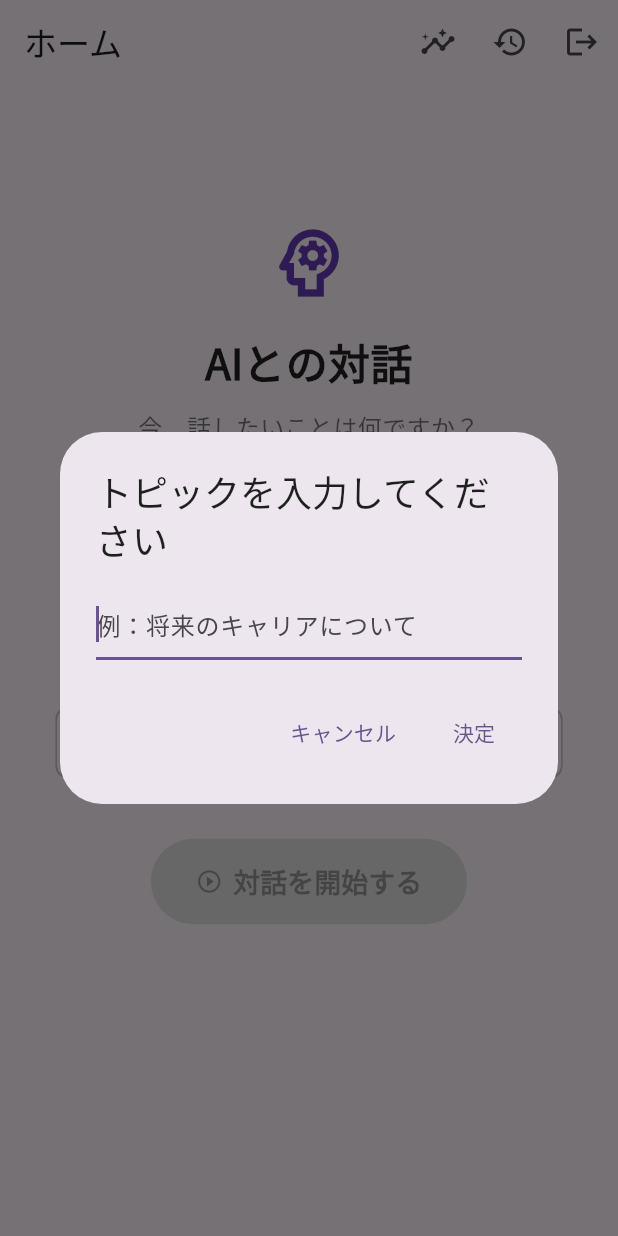
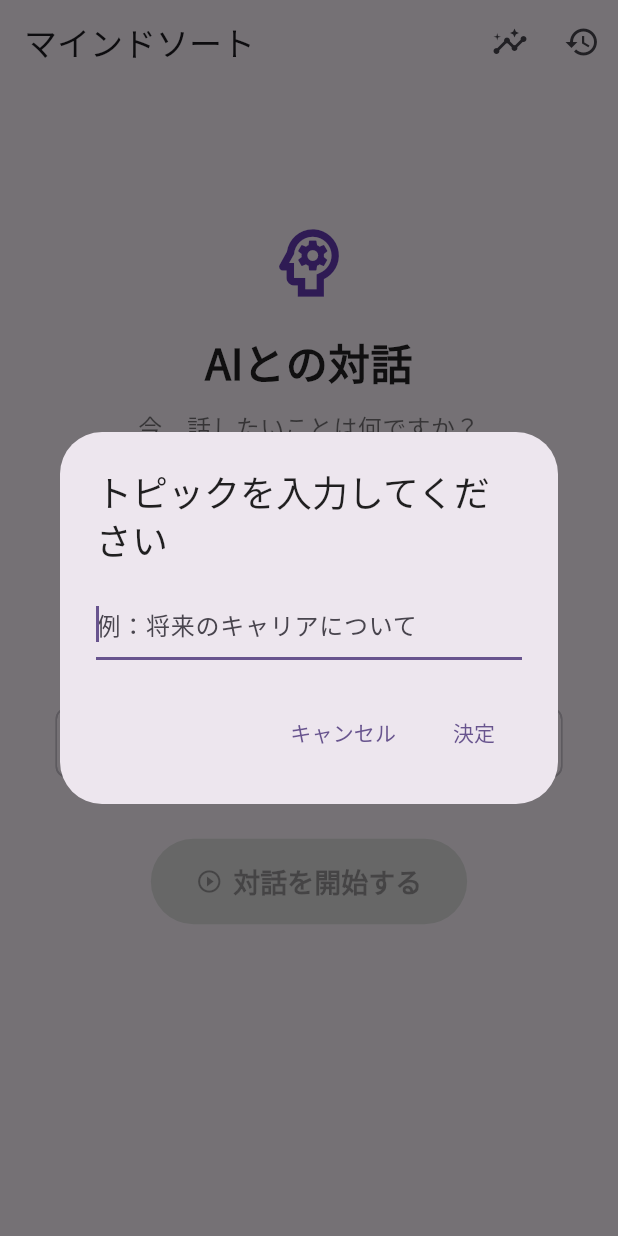
Before and after one commit to akasaya/gcp-guchi-app, a Flutter app: the HomeScreen screen opened directly, after a tap on "その他", on a phone screen of 412 x 824 dp. Run offline on Flutter 3.47's test engine with Material 3 defaults, Android fonts, the phone set to English and light mode, and no system bars; our stand-ins replace cloud_firestore, dio, firebase_auth, firebase_core, fl_chart, flutter_chat_types and 7 more; missing offline and left inert: firebase_app_check, graphview; accounts and stored records are empty; generated files the repository leaves out were written again; network calls fail.

```diff
--- a/frontend/lib/main.dart
+++ b/frontend/lib/main.dart
@@ -123,7 +123,6 @@ class AuthWrapper extends ConsumerWidget {
             if (snapshot.hasData) {
               return const HomeScreen();
             }
-            // ★★★ ここを修正 ★★★
             return const Scaffold(
               body: Center(
                 child: Padding(
@@ -132,6 +131,9 @@ class AuthWrapper extends ConsumerWidget {
                     '認証に失敗しました。アプリを再起動するか、インターネット接続を確認してください。',
                     textAlign: TextAlign.center,
                   ),
+                ),
+              ),
+            );
           },
         );
       },
--- a/frontend/lib/screens/home_screen.dart
+++ b/frontend/lib/screens/home_screen.dart
@@ -184,12 +184,9 @@ class _HomeScreenState extends ConsumerState<HomeScreen> { // ConsumerState に
 
   @override
   Widget build(BuildContext context) {
-    final user = _auth.currentUser;
     return Scaffold(
       appBar: AppBar(
-        title: Text(user?.displayName != null && user!.displayName!.isNotEmpty
-            ? '${user.displayName}さん、こんにちは'
-            : 'ホーム'),
+      title: const Text('マインドソート'),
         actions: [
           IconButton(
             icon: const Icon(Icons.insights_rounded),
@@ -210,13 +207,6 @@ class _HomeScreenState extends ConsumerState<HomeScreen> { // ConsumerState に
                 context,
                 MaterialPageRoute(builder: (context) => const HistoryScreen()),
               );
-            },
-          ),
-          IconButton(
-            icon: const Icon(Icons.logout),
-            tooltip: 'ログアウト',
-            onPressed: () async {
-              await _auth.signOut();
             },
           ),
         ],
--- a/frontend/lib/screens/onboarding_screen.dart
+++ b/frontend/lib/screens/onboarding_screen.dart
@@ -1,5 +1,5 @@
 import 'package:flutter/material.dart';
-import 'package:frontend/screens/login_screen.dart';
+import 'package:frontend/screens/home_screen.dart';
 import 'package:google_fonts/google_fonts.dart';
 import 'package:shared_preferences/shared_preferences.dart';
 
@@ -151,7 +151,8 @@ class _OnboardingScreenState extends State<OnboardingScreen> {
     await prefs.setBool('onboarding_completed', true);
     if (mounted) {
       Navigator.of(context).pushReplacement(
-        MaterialPageRoute(builder: (context) => const LoginScreen()),
+        // ★ 修正: 遷移先をHomeScreenに変更
+      MaterialPageRoute(builder: (context) => const HomeScreen()),
       );
     }
   }
```
Also changed, not shown: 1 other file.
